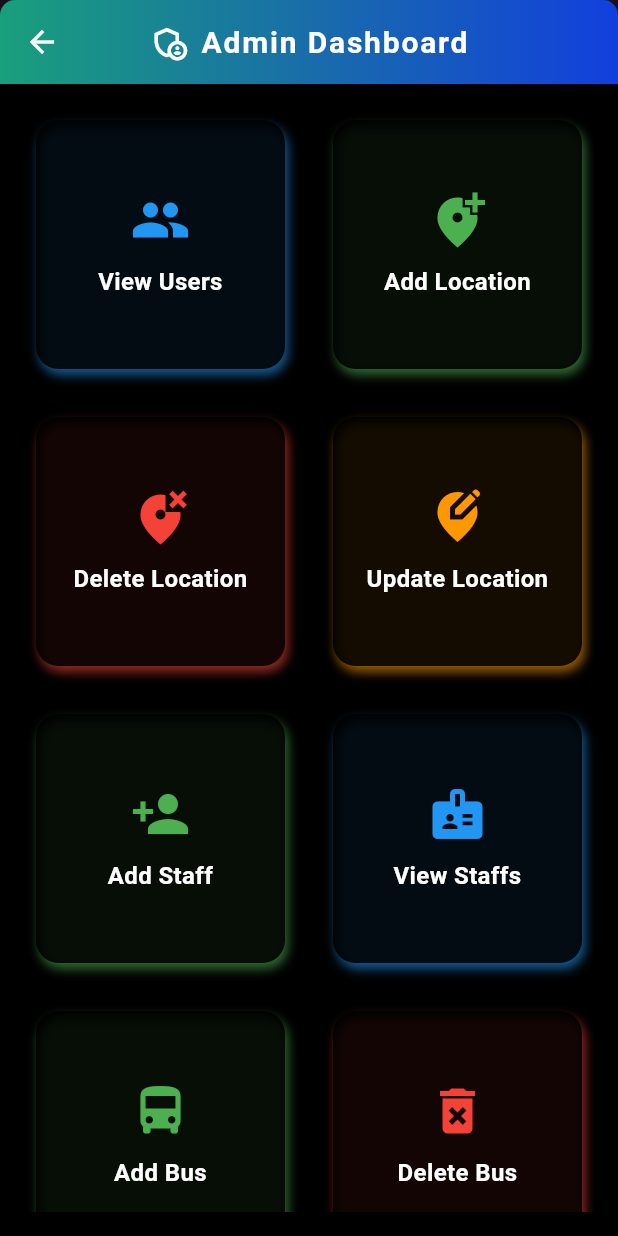
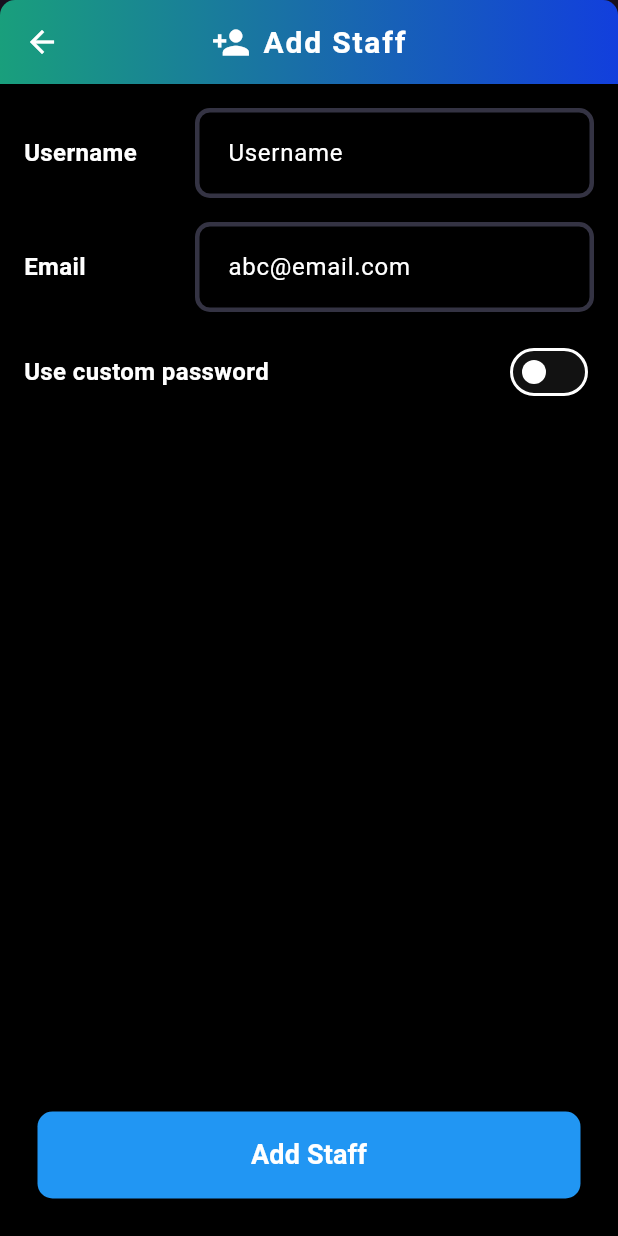
Before and after one commit to EdrinBiju/EvoRoute, a Flutter app: the AdminPage screen opened by its route, after a tap on "Add Staff", on a phone screen of 412 x 824 dp. Run offline on Flutter 3.47's test engine with Material 3 defaults, Android fonts, the phone set to English and light mode, and no system bars; our stand-ins replace flutter_map, geolocator, latlong2; missing offline and left inert: flutter_map_cancellable_tile_provider.

Commit message:
completed admin panel

```diff
--- a/frontend/lib/Pages/Admin/addlocation.dart
+++ b/frontend/lib/Pages/Admin/AddLocation/addlocation.dart
@@ -39,8 +39,8 @@ class _AddLocationPageState extends State<AddLocationPage> {
       Uri.parse('$url/addlocation'),
       body: jsonEncode({
         'name': _locationController.text,
-        'latitude': _selectedLocation!.latitude,
-        'longitude': _selectedLocation!.longitude,
+        'latitude': double.parse(_selectedLocation!.latitude.toStringAsFixed(10)),
+        'longitude': double.parse(_selectedLocation!.longitude.toStringAsFixed(10)),
       }),
       headers: {'Content-Type': 'application/json'},
     );
--- /dev/null
+++ b/frontend/lib/Pages/Admin/AddStaff/addstaff.dart
@@ -0,0 +1,168 @@
+import 'package:flutter/material.dart';
+import 'package:frontend/core/theme/theme.dart';
+import 'package:frontend/core/constants/constant.dart';
+import 'package:http/http.dart' as http;
+import 'dart:convert';
+
+class AddStaffPage extends StatefulWidget {
+  @override
+  _AddStaffPageState createState() => _AddStaffPageState();
+}
+
+class _AddStaffPageState extends State<AddStaffPage> {
+  final _formKey = GlobalKey<FormState>();
+  final TextEditingController _usernameController = TextEditingController();
+  final TextEditingController _emailController = TextEditingController();
+  final TextEditingController _passwordController = TextEditingController();
+  bool _useCustomPassword = false;
+  bool _isLoading = false;
+
+  void _addStaff() async {
+    if (_formKey.currentState!.validate()) {
+      setState(() => _isLoading = true);
+
+      final Map<String, dynamic> payload = {
+        'username': _usernameController.text,
+        'email': _emailController.text,
+      };
+
+      if (_useCustomPassword) {
+        payload['password'] = _passwordController.text;
+      }
+
+      final response = await http.post(
+        Uri.parse('$url/addstaff'),
+        body: jsonEncode(payload),
+        headers: {'Content-Type': 'application/json'},
+      );
+
+      setState(() => _isLoading = false);
+      if (response.statusCode == 201) {
+        ScaffoldMessenger.of(context).showSnackBar(
+          SnackBar(content: Text('Staff added successfully!'), backgroundColor: Colors.green),
+        );
+        _usernameController.clear();
+        _emailController.clear();
+        _passwordController.clear();
+        setState(() => _useCustomPassword = false);
+      } else {
+        ScaffoldMessenger.of(context).showSnackBar(
+          SnackBar(content: Text('Failed to add staff'), backgroundColor: Colors.red),
+        );
+      }
+    }
+  }
+
+  @override
+  Widget build(BuildContext context) {
+    return Scaffold(
+      appBar: AppBar(
+        centerTitle: true,
+        elevation: 8,
+        title: Row(
+          mainAxisSize: MainAxisSize.min,
+          children: [
+            Icon(Icons.person_add, color: Colors.white, size: 26),
+            SizedBox(width: 8),
+            Text(
+              'Add Staff',
+              style: TextStyle(fontSize: 20, fontWeight: FontWeight.bold, letterSpacing: 1.2),
+            ),
+          ],
+        ),
+        flexibleSpace: Container(
+          decoration: const BoxDecoration(
+            gradient: AppTheme.darkThemeGradient,
+            borderRadius: BorderRadius.vertical(top: Radius.circular(10)),
+          ),
+        ),
+      ),
+      body: Padding(
+        padding: EdgeInsets.all(16.0),
+        child: Column(
+          crossAxisAlignment: CrossAxisAlignment.start,
+          children: [
+            Form(
+              key: _formKey,
+              child: Column(
+                children: [
+                  Row(
+                    children: [
+                      Expanded(
+                        flex: 3,
+                        child: Text('Username', style: TextStyle(fontSize: 16, fontWeight: FontWeight.bold)),
+                      ),
+                      Expanded(
+                        flex: 7,
+                        child: TextFormField(
+                          controller: _usernameController,
+                          decoration: InputDecoration(border: OutlineInputBorder(), labelText: 'Username'),
+                          validator: (value) => value!.isEmpty ? 'Enter a username' : null,
+                        ),
+                      ),
+                    ],
+                  ),
+                  SizedBox(height: 16),
+                  Row(
+                    children: [
+                      Expanded(
+                        flex: 3,
+                        child: Text('Email', style: TextStyle(fontSize: 16, fontWeight: FontWeight.bold)),
+                      ),
+                      Expanded(
+                        flex: 7,
+                        child: TextFormField(
+                          controller: _emailController,
+                          decoration: InputDecoration(border: OutlineInputBorder(), labelText: 'abc@email.com'),
+                          validator: (value) =>
+                              value!.isEmpty || !RegExp(r"^[a-zA-Z0-9+_.-]+@[a-zA-Z0-9.-]+$").hasMatch(value)
+                                  ? 'Enter a valid email'
+                                  : null,
+                        ),
+                      ),
+                    ],
+                  ),
+                  SizedBox(height: 16),
+                  Row(
+                    mainAxisAlignment: MainAxisAlignment.spaceBetween,
+                    children: [
+                      Text('Use custom password', style: TextStyle(fontSize: 16, fontWeight: FontWeight.bold)),
+                      Switch(
+                        value: _useCustomPassword,
+                        onChanged: (value) => setState(() => _useCustomPassword = value),
+                      ),
+                    ],
+                  ),
+                  if (_useCustomPassword)
+                    Padding(
+                      padding: EdgeInsets.only(top: 8.0),
+                      child: TextFormField(
+                        controller: _passwordController,
+                        decoration: InputDecoration(border: OutlineInputBorder(), labelText: 'Password'),
+                        obscureText: true,
+                        validator: (value) => value!.isEmpty ? 'Enter a password' : null,
+                      ),
+                    ),
+                ],
+              ),
+            ),
+          ],
+        ),
+      ),
+      bottomNavigationBar: Padding(
+        padding: EdgeInsets.all(25.0),
+        child: ElevatedButton(
+          onPressed: _isLoading ? null : _addStaff,
+          style: ElevatedButton.styleFrom(
+            padding: EdgeInsets.symmetric(vertical: 16),
+            shape: RoundedRectangleBorder(borderRadius: BorderRadius.circular(10)),
+            backgroundColor: Colors.blue,
+          ),
+          child: _isLoading
+              ? CircularProgressIndicator(color: Colors.white)
+              : Text('Add Staff', style: TextStyle(fontSize: 18, fontWeight: FontWeight.bold, color: Colors.white)),
+        ),
+      ),
+    );
+  }
+}
--- a/frontend/lib/Pages/Admin/admin.dart
+++ b/frontend/lib/Pages/Admin/admin.dart
@@ -41,8 +41,8 @@ class AdminPage extends StatelessWidget {
             _buildAdminCard(context, 'Update Location', Icons.edit_location_alt, Colors.orange, '/updateLocation'),
             _buildAdminCard(context, 'Add Staff', Icons.person_add, Colors.green, '/addStaff'),
             _buildAdminCard(context, 'View Staffs', Icons.badge, Colors.blue, '/viewStaffs'),
-            _buildAdminCard(context, 'Add Bus', Icons.directions_bus, Colors.green, '/addBus'),
-            _buildAdminCard(context, 'Delete Bus', Icons.delete_forever, Colors.red, '/deleteBus'),
+            // _buildAdminCard(context, 'Add Bus', Icons.directions_bus, Colors.green, '/addBus'),
+            // _buildAdminCard(context, 'Delete Bus', Icons.delete_forever, Colors.red, '/deleteBus'),
           ],
         ),
       ),
@@ -63,7 +63,7 @@ class AdminPage extends StatelessWidget {
               color: color.withOpacity(0.6),
               blurRadius: 5,
               // spreadRadius: 2,
-              offset: Offset(2, 4),
+              // offset: Offset(2, 4),
             ),
           ],
         ),
```
Also changed, not shown: frontend/lib/Pages/Admin/DeleteLocation/deletelocation.dart (added, +195 -0 lines), frontend/lib/Pages/Admin/UpdateLocation/updatelocation.dart (added, +347 -0 lines), frontend/lib/main.dart (+9 -3 lines), frontend/lib/Pages/Admin/ViewStaffs/viewallstaffs.dart (renamed from frontend/lib/Pages/Admin/viewallstaffs.dart), frontend/lib/Pages/Admin/ViewUsers/viewallusers.dart (renamed from frontend/lib/Pages/Admin/viewallusers.dart), 1 other file.
